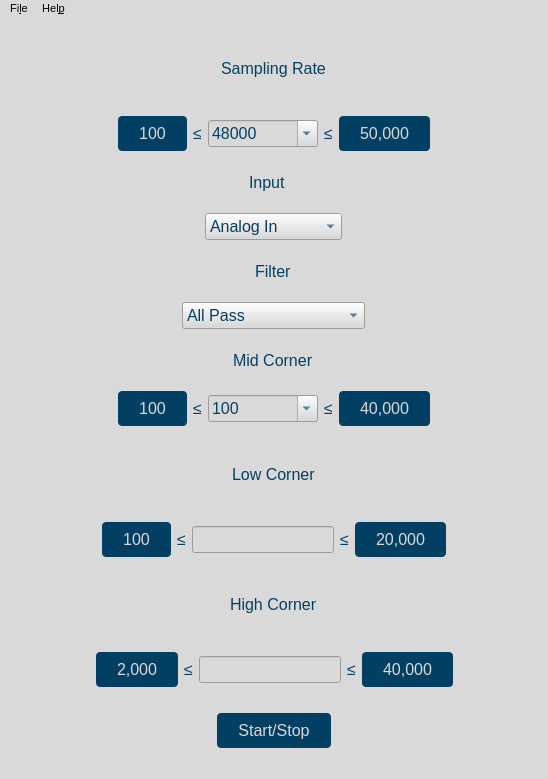
Before: the Qt Designer form gui/qtdesigner/BasicOperation.ui in wyattduber/CyDAQ, drawn with Qt 5.
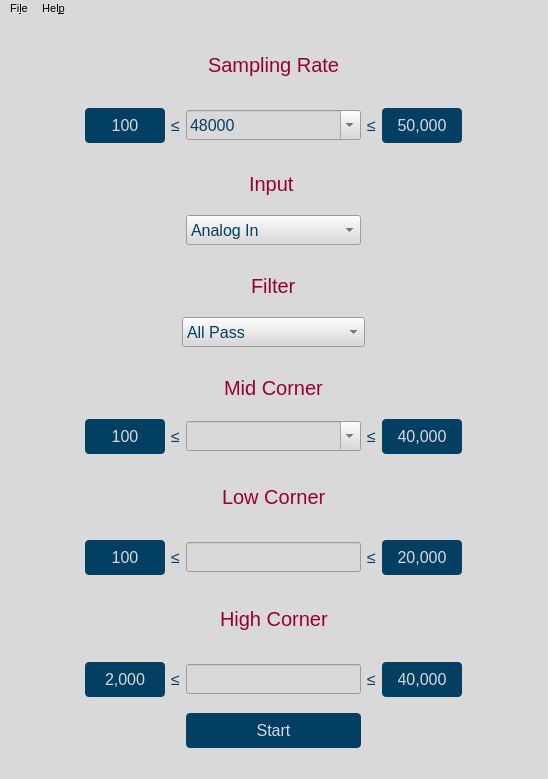
After: the same form once the commit is applied.

Diff of the .ui file:
```diff
--- a/gui/qtdesigner/BasicOperation.ui
+++ b/gui/qtdesigner/BasicOperation.ui
@@ -19,6 +19,12 @@
     <verstretch>0</verstretch>
    </sizepolicy>
   </property>
+  <property name="maximumSize">
+   <size>
+    <width>700</width>
+    <height>900</height>
+   </size>
+  </property>
   <property name="font">
    <font>
     <family>Segoe UI</family>
@@ -47,24 +53,14 @@
 	background-color: #033f63;
 	color: #d9d9d9;
 	border-radius: 4px;
-	padding: 8px 21px;
+	padding: 8px 16px;
 }
 
-#dac_btn, #sampling_rate_btn, #input_btn, #filter_btn, #corners_btn {
-	margin: 0 4px;
-}
-
-#dac_btn {
-	border: 2px solid #033f63;
-}
-
-#sampling_rate_btn, #input_btn, #filter_btn, #corners_btn, #previous_btn {
-	background-color: none;
-	border: 2px solid #033f63;
-	color: #033f63;
-}
-
-</string>
+#sampling_rate_label, #input_label, #filter_label, #mid_corner_label, #low_corner_label, #high_corner_label {
+	font-size: 20px;
+	text-align: center;
+	color: #98012e;
+}</string>
    </property>
    <layout class="QVBoxLayout" name="verticalLayout">
     <item alignment="Qt::AlignHCenter">
@@ -81,9 +77,12 @@
         <property name="orientation">
          <enum>Qt::Horizontal</enum>
         </property>
+        <property name="sizeType">
+         <enum>QSizePolicy::Expanding</enum>
+        </property>
         <property name="sizeHint" stdset="0">
          <size>
-          <width>40</width>
+          <width>80</width>
           <height>20</height>
          </size>
         </property>
@@ -91,6 +90,12 @@
       </item>
       <item alignment="Qt::AlignLeft">
        <widget class="QPushButton" name="sample_rate_min_btn">
+        <property name="minimumSize">
+         <size>
+          <width>80</width>
+          <height>0</height>
+         </size>
+        </property>
         <property name="text">
          <string>100</string>
         </property>
@@ -111,6 +116,12 @@
           <verstretch>0</verstretch>
          </sizepolicy>
         </property>
+        <property name="minimumSize">
+         <size>
+          <width>175</width>
+          <height>30</height>
+         </size>
+        </property>
         <property name="editable">
          <bool>true</bool>
         </property>
@@ -155,6 +166,12 @@
       </item>
       <item alignment="Qt::AlignRight">
        <widget class="QPushButton" name="sample_rate_max_btn">
+        <property name="minimumSize">
+         <size>
+          <width>80</width>
+          <height>0</height>
+         </size>
+        </property>
         <property name="text">
          <string>50,000</string>
         </property>
@@ -165,9 +182,12 @@
         <property name="orientation">
          <enum>Qt::Horizontal</enum>
         </property>
+        <property name="sizeType">
+         <enum>QSizePolicy::Expanding</enum>
+        </property>
         <property name="sizeHint" stdset="0">
          <size>
-          <width>40</width>
+          <width>80</width>
           <height>20</height>
          </size>
         </property>
@@ -175,6 +195,22 @@
       </item>
      </layout>
     </item>
+    <item>
+     <spacer name="verticalSpacer_2">
+      <property name="orientation">
+       <enum>Qt::Vertical</enum>
+      </property>
+      <property name="sizeType">
+       <enum>QSizePolicy::Minimum</enum>
+      </property>
+      <property name="sizeHint" stdset="0">
+       <size>
+        <width>10</width>
+        <height>10</height>
+       </size>
+      </property>
+     </spacer>
+    </item>
     <item alignment="Qt::AlignHCenter">
      <widget class="QLabel" name="input_label">
       <property name="minimumSize">
@@ -196,6 +232,12 @@
     </item>
     <item alignment="Qt::AlignHCenter">
      <widget class="QComboBox" name="input_input_box">
+      <property name="minimumSize">
+       <size>
+        <width>175</width>
+        <height>30</height>
+       </size>
+      </property>
       <property name="currentIndex">
        <number>3</number>
       </property>
@@ -241,6 +283,22 @@
       </item>
      </widget>
     </item>
+    <item>
+     <spacer name="verticalSpacer_3">
+      <property name="orientation">
+       <enum>Qt::Vertical</enum>
+      </property>
+      <property name="sizeType">
+       <enum>QSizePolicy::Minimum</enum>
+      </property>
+      <property name="sizeHint" stdset="0">
+       <size>
+        <width>10</width>
+        <height>10</height>
+       </size>
+      </property>
+     </spacer>
+    </item>
     <item alignment="Qt::AlignHCenter">
      <widget class="QLabel" name="filter_label">
       <property name="maximumSize">
@@ -256,6 +314,12 @@
     </item>
     <item alignment="Qt::AlignHCenter">
      <widget class="QComboBox" name="filter_input_box">
+      <property name="minimumSize">
+       <size>
+        <width>175</width>
+        <height>30</height>
+       </size>
+      </property>
       <item>
        <property name="text">
         <string>All Pass</string>
@@ -298,6 +362,22 @@
       </item>
      </widget>
     </item>
+    <item>
+     <spacer name="verticalSpacer_4">
+      <property name="orientation">
+       <enum>Qt::Vertical</enum>
+      </property>
+      <property name="sizeType">
+       <enum>QSizePolicy::Minimum</enum>
+      </property>
+      <property name="sizeHint" stdset="0">
+       <size>
+        <width>10</width>
+        <height>10</height>
+       </size>
+      </property>
+     </spacer>
+    </item>
     <item alignment="Qt::AlignHCenter">
      <widget class="QLabel" name="mid_corner_label">
       <property name="maximumSize">
@@ -318,9 +398,12 @@
         <property name="orientation">
          <enum>Qt::Horizontal</enum>
         </property>
+        <property name="sizeType">
+         <enum>QSizePolicy::Expanding</enum>
+        </property>
         <property name="sizeHint" stdset="0">
          <size>
-          <width>40</width>
+          <width>80</width>
           <height>20</height>
          </size>
         </property>
@@ -328,6 +411,12 @@
       </item>
       <item>
        <widget class="QPushButton" name="mid_corner_min_btn">
+        <property name="minimumSize">
+         <size>
+          <width>80</width>
+          <height>0</height>
+         </size>
+        </property>
         <property name="text">
          <string>100</string>
         </property>
@@ -354,9 +443,21 @@
           <verstretch>0</verstretch>
          </sizepolicy>
         </property>
+        <property name="minimumSize">
+         <size>
+          <width>175</width>
+          <height>30</height>
+         </size>
+        </property>
         <property name="editable">
          <bool>true</bool>
         </property>
+        <property name="currentText">
+         <string/>
+        </property>
+        <property name="currentIndex">
+         <number>-1</number>
+        </property>
         <item>
          <property name="text">
           <string>100</string>
@@ -389,6 +490,12 @@
       </item>
       <item>
        <widget class="QPushButton" name="mid_corner_max_btn">
+        <property name="minimumSize">
+         <size>
+          <width>80</width>
+          <height>0</height>
+         </size>
+        </property>
         <property name="text">
          <string>40,000</string>
         </property>
@@ -399,9 +506,12 @@
         <property name="orientation">
          <enum>Qt::Horizontal</enum>
         </property>
+        <property name="sizeType">
+         <enum>QSizePolicy::Expanding</enum>
+        </property>
         <property name="sizeHint" stdset="0">
          <size>
-          <width>40</width>
+          <width>80</width>
           <height>20</height>
          </size>
         </property>
@@ -423,9 +533,12 @@
         <property name="orientation">
          <enum>Qt::Horizontal</enum>
         </property>
+        <property name="sizeType">
+         <enum>QSizePolicy::Expanding</enum>
+        </property>
         <property name="sizeHint" stdset="0">
          <size>
-          <width>40</width>
+          <width>80</width>
           <height>20</height>
          </size>
         </property>
@@ -433,6 +546,12 @@
       </item>
       <item>
        <widget class="QPushButton" name="low_corner_min_btn">
+        <property name="minimumSize">
+         <size>
+          <width>80</width>
+          <height>0</height>
+         </size>
+        </property>
         <property name="text">
          <string>100</string>
         </property>
@@ -446,7 +565,14 @@
        </widget>
       </item>
       <item>
-       <widget class="QLineEdit" name="low_corner_input"/>
+       <widget class="QLineEdit" name="low_corner_input">
+        <property name="minimumSize">
+         <size>
+          <width>175</width>
+          <height>30</height>
+         </size>
+        </property>
+       </widget>
       </item>
       <item>
        <widget class="QLabel" name="label_3">
@@ -457,6 +583,12 @@
       </item>
       <item>
        <widget class="QPushButton" name="low_corner_max_btn">
+        <property name="minimumSize">
+         <size>
+          <width>80</width>
+          <height>0</height>
+         </size>
+        </property>
         <property name="text">
          <string>20,000</string>
         </property>
@@ -467,9 +599,12 @@
         <property name="orientation">
          <enum>Qt::Horizontal</enum>
         </property>
+        <property name="sizeType">
+         <enum>QSizePolicy::Expanding</enum>
+        </property>
         <property name="sizeHint" stdset="0">
          <size>
-          <width>40</width>
+          <width>80</width>
           <height>20</height>
          </size>
         </property>
@@ -491,9 +626,12 @@
         <property name="orientation">
          <enum>Qt::Horizontal</enum>
         </property>
+        <property name="sizeType">
+         <enum>QSizePolicy::Expanding</enum>
+        </property>
         <property name="sizeHint" stdset="0">
          <size>
-          <width>40</width>
+          <width>80</width>
           <height>20</height>
          </size>
         </property>
@@ -501,6 +639,12 @@
       </item>
       <item>
        <widget class="QPushButton" name="low_corner_min_btn_2">
+        <property name="minimumSize">
+         <size>
+          <width>80</width>
+          <height>0</height>
+         </size>
+        </property>
         <property name="text">
          <string>2,000</string>
         </property>
@@ -514,7 +658,14 @@
        </widget>
       </item>
       <item>
-       <widget class="QLineEdit" name="high_corner_bar_input"/>
+       <widget class="QLineEdit" name="high_corner_bar_input">
+        <property name="minimumSize">
+         <size>
+          <width>175</width>
+          <height>30</height>
+         </size>
+        </property>
+       </widget>
       </item>
       <item>
        <widget class="QLabel" name="label_5">
@@ -525,6 +676,12 @@
       </item>
       <item>
        <widget class="QPushButton" name="low_corner_max_btn_2">
+        <property name="minimumSize">
+         <size>
+          <width>80</width>
+          <height>0</height>
+         </size>
+        </property>
         <property name="text">
          <string>40,000</string>
         </property>
@@ -535,9 +692,12 @@
         <property name="orientation">
          <enum>Qt::Horizontal</enum>
         </property>
+        <property name="sizeType">
+         <enum>QSizePolicy::Expanding</enum>
+        </property>
         <property name="sizeHint" stdset="0">
          <size>
-          <width>40</width>
+          <width>80</width>
           <height>20</height>
          </size>
         </property>
@@ -555,16 +715,22 @@
       </property>
       <property name="sizeHint" stdset="0">
        <size>
-        <width>20</width>
-        <height>20</height>
+        <width>10</width>
+        <height>10</height>
        </size>
       </property>
      </spacer>
     </item>
     <item alignment="Qt::AlignHCenter">
      <widget class="QPushButton" name="start_stop_sampling_btn">
+      <property name="minimumSize">
+       <size>
+        <width>175</width>
+        <height>0</height>
+       </size>
+      </property>
       <property name="text">
-       <string>Start/Stop</string>
+       <string>Start</string>
       </property>
      </widget>
     </item>
```
